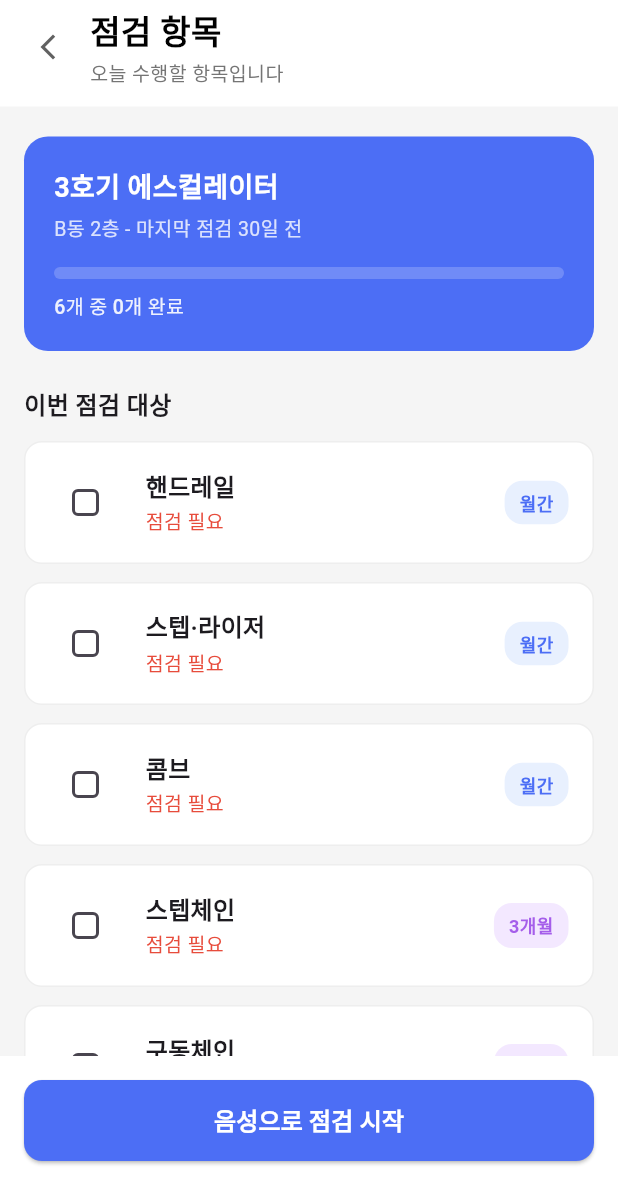
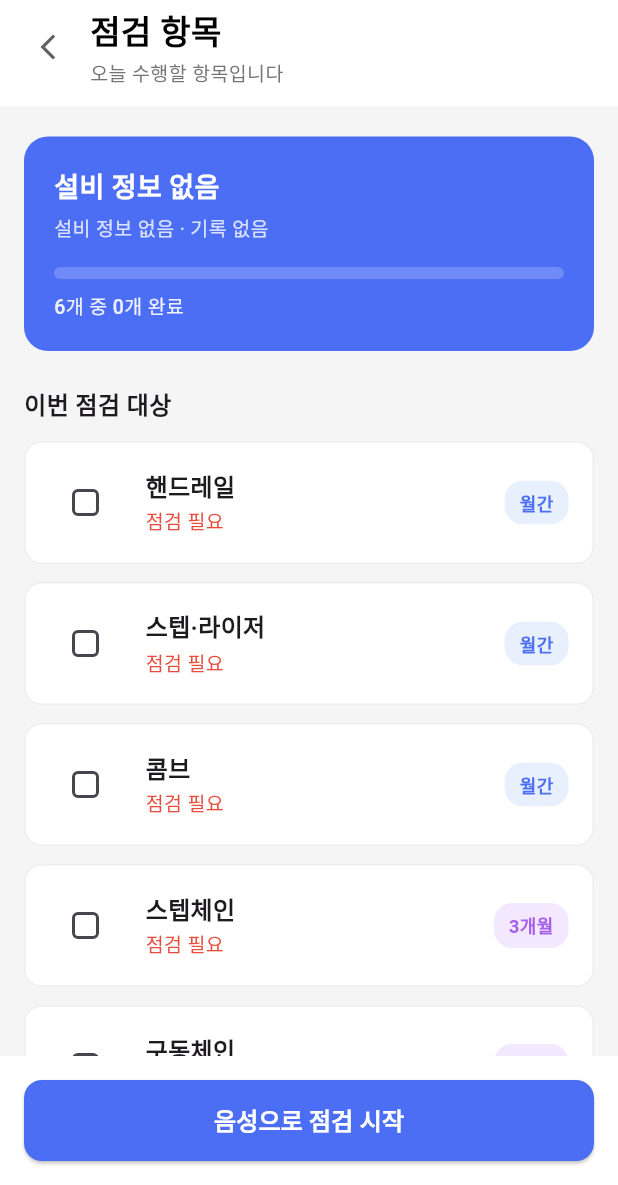
Before and after one commit to realNahyeonPark/escalator-inspection-assistant, a Flutter app: the InspectionScreen screen opened by its route, on a phone screen of 412 x 824 dp, the part 51-1236 px from its top. Run offline on Flutter 3.47's test engine with Material 3 defaults, Android fonts, the phone set to English and light mode, and no system bars; our stand-ins replace shared_preferences; accounts and stored records are empty.

Commit message:
feat: 헤더 통합

```diff
--- a/lib/screens/inspection_result_page.dart
+++ b/lib/screens/inspection_result_page.dart
@@ -11,7 +11,6 @@ class InspectionResultPage extends StatefulWidget {
 }
 
 class _InspectionResultPageState extends State<InspectionResultPage> {
-  // 데이터를 하나의 리스트로 관리하여 코드 중복을 싹 없앱니다!
   final List<Map<String, dynamic>> results = [
     {
       'title': '스텝체인',
@@ -27,7 +26,7 @@ class _InspectionResultPageState extends State<InspectionResultPage> {
     },
     {
       'title': '구동체인',
-      'status': null, // 아직 결과 없음
+      'status': null,
       'remarks': null,
       'speech': null,
     },
--- a/lib/screens/inspection_screen.dart
+++ b/lib/screens/inspection_screen.dart
@@ -1,7 +1,11 @@
 import 'package:flutter/material.dart';
+
 import '../models/inspection_item.dart';
+import '../models/equipment.dart';
+import '../controllers/equipment_repository.dart';
+import '../widgets/common_app_header.dart';
+import '../widgets/common_widgets.dart';
 import 'voice_inspection_screen.dart';
-import '../widgets/common_app_header.dart'; // 공통 헤더 임포트
 
 class InspectionScreen extends StatefulWidget {
   const InspectionScreen({super.key});
@@ -11,31 +15,148 @@ class InspectionScreen extends StatefulWidget {
 }
 
 class _InspectionScreenState extends State<InspectionScreen> {
-  // 처음 시작할 때 체크박스가 비어있도록(isChecked: false) 초기화
-  List<InspectionItem> inspectionItems = [
-    InspectionItem(id: '1', title: '핸드레일', description: '점검 필요', cycle: '월간', isChecked: false),
-    InspectionItem(id: '2', title: '스텝·라이저', description: '점검 필요', cycle: '월간', isChecked: false),
-    InspectionItem(id: '3', title: '콤브', description: '점검 필요', cycle: '월간', isChecked: false),
-    InspectionItem(id: '4', title: '스텝체인', description: '점검 필요', cycle: '3개월', isChecked: false),
-    InspectionItem(id: '5', title: '구동체인', description: '점검 필요', cycle: '3개월', isChecked: false),
-    InspectionItem(id: '6', title: '브레이크', description: '점검 필요', cycle: '3개월', isChecked: false),
+  final EquipmentRepository _repo = EquipmentRepository.instance;
+
+  String? _equipmentId;
+  Equipment? _equipment;
+  bool _routeArgumentsRead = false;
+
+  // 처음 시작할 때 체크박스를 모두 미완료 상태로 초기화
+  final List<InspectionItem> inspectionItems = [
+    InspectionItem(
+      id: '1',
+      title: '핸드레일',
+      description: '점검 필요',
+      cycle: '월간',
+      isChecked: false,
+    ),
+    InspectionItem(
+      id: '2',
+      title: '스텝·라이저',
+      description: '점검 필요',
+      cycle: '월간',
+      isChecked: false,
+    ),
+    InspectionItem(
+      id: '3',
+      title: '콤브',
+      description: '점검 필요',
+      cycle: '월간',
+      isChecked: false,
+    ),
+    InspectionItem(
+      id: '4',
+      title: '스텝체인',
+      description: '점검 필요',
+      cycle: '3개월',
+      isChecked: false,
+    ),
+    InspectionItem(
+      id: '5',
+      title: '구동체인',
+      description: '점검 필요',
+      cycle: '3개월',
+      isChecked: false,
+    ),
+    InspectionItem(
+      id: '6',
+      title: '브레이크',
+      description: '점검 필요',
+      cycle: '3개월',
+      isChecked: false,
+    ),
   ];
+
+  /// 라우트에서 전달받은 설비 ID로 실제 설비 정보를 조회
+  @override
+  void didChangeDependencies() {
+    super.didChangeDependencies();
+
+    if (_routeArgumentsRead) return;
+    _routeArgumentsRead = true;
+
+    final arguments = ModalRoute.of(context)?.settings.arguments;
+
+    if (arguments is String && arguments.isNotEmpty) {
+      _equipmentId = arguments;
+
+      // 저장소에 등록된 설비 중 전달받은 ID와 일치하는 설비 조회
+      final matches = _repo
+          .recentEquipments()
+          .where((equipment) => equipment.id == arguments);
+
+      if (matches.isNotEmpty) {
+        _equipment = matches.first;
+      }
+    }
+  }
+
+  /// 음성 점검 화면 열기
+  ///
+  /// 아직 완료하지 않은 항목 중 첫 번째 항목부터 점검
+  void _startVoiceInspection() {
+    final pendingItems =
+        inspectionItems.where((item) => !item.isChecked);
+
+    if (pendingItems.isEmpty) {
+      ScaffoldMessenger.of(context).showSnackBar(
+        const SnackBar(
+          content: Text('모든 점검 항목을 완료했어요.'),
+        ),
+      );
+      return;
+    }
+
+    final nextItem = pendingItems.first;
+
+    Navigator.push(
+      context,
+      MaterialPageRoute(
+        builder: (context) => VoiceInspectionScreen(
+          itemName: nextItem.title,
+        ),
+      ),
+    );
+  }
 
   @override
   Widget build(BuildContext context) {
-    int completedCount = inspectionItems.where((item) => item.isChecked).length;
-    int totalCount = inspectionItems.length;
+    final completedCount =
+        inspectionItems.where((item) => item.isChecked).length;
+    final totalCount = inspectionItems.length;
+
+    final equipment = _equipment;
+
+    // 실제 설비 위치 표시
+    final locationText = equipment == null
+        ? (_equipmentId == null
+            ? '설비 정보 없음'
+            : '설비 ID: $_equipmentId')
+        : (equipment.location.isEmpty
+            ? '위치 미입력'
+            : equipment.location);
+
+    // 저장소에 기록된 마지막 점검 정보 조회
+    final latest = _equipmentId == null
+        ? null
+        : _repo.latestOf(_equipmentId!);
+
+    final lastInspectionText = latest == null
+        ? '기록 없음'
+        : '마지막 점검 ${relativeDay(latest.date)}';
 
     return Scaffold(
       backgroundColor: const Color(0xfff5f5f5),
-      // 👈 공통 헤더 적용 (타이틀과 서브타이틀 지정)
+
+      // 기존 공통 헤더 유지
       appBar: const CommonAppHeader(
         title: '점검 항목',
         subtitle: '오늘 수행할 항목입니다',
       ),
+
       body: Column(
         children: [
-          // 설비 정보 카드 (스캔된 에스컬레이터 정보)
+          // 설비 정보 카드: 고정된 3호기 정보 대신 실제 정보 표시
           Padding(
             padding: const EdgeInsets.fromLTRB(16, 20, 16, 0),
             child: Container(
@@ -47,51 +168,95 @@ class _InspectionScreenState extends State<InspectionScreen> {
               child: Column(
                 crossAxisAlignment: CrossAxisAlignment.start,
                 children: [
-                  const Text('3호기 에스컬레이터', style: TextStyle(color: Colors.white, fontSize: 18, fontWeight: FontWeight.bold)),
+                  Text(
+                    equipment?.name ??
+                        (_equipmentId == null
+                            ? '설비 정보 없음'
+                            : '설비 ID: $_equipmentId'),
+                    style: const TextStyle(
+                      color: Colors.white,
+                      fontSize: 18,
+                      fontWeight: FontWeight.bold,
+                    ),
+                  ),
                   const SizedBox(height: 4),
-                  Text('B동 2층 - 마지막 점검 30일 전', style: TextStyle(color: Colors.white.withValues(alpha: 0.8), fontSize: 13)),
+                  Text(
+                    '$locationText · $lastInspectionText',
+                    style: TextStyle(
+                      color: Colors.white.withValues(alpha: 0.8),
+                      fontSize: 13,
+                    ),
+                  ),
                   const SizedBox(height: 16),
                   LinearProgressIndicator(
-                    value: totalCount > 0 ? completedCount / totalCount : 0,
-                    backgroundColor: Colors.white.withValues(alpha: 0.2),
-                    valueColor: const AlwaysStoppedAnimation<Color>(Colors.white),
+                    value: totalCount > 0
+                        ? completedCount / totalCount
+                        : 0,
+                    backgroundColor:
+                        Colors.white.withValues(alpha: 0.2),
+                    valueColor:
+                        const AlwaysStoppedAnimation<Color>(
+                      Colors.white,
+                    ),
                     minHeight: 8,
                     borderRadius: BorderRadius.circular(4),
                   ),
                   const SizedBox(height: 8),
-                  Text('$totalCount개 중 $completedCount개 완료', style: TextStyle(color: Colors.white.withValues(alpha: 0.9), fontSize: 13, fontWeight: FontWeight.w500)),
+                  Text(
+                    '$totalCount개 중 $completedCount개 완료',
+                    style: TextStyle(
+                      color: Colors.white.withValues(alpha: 0.9),
+                      fontSize: 13,
+                      fontWeight: FontWeight.w500,
+                    ),
+                  ),
                 ],
               ),
             ),
           ),
+
           const SizedBox(height: 24),
+
           const Padding(
             padding: EdgeInsets.symmetric(horizontal: 16.0),
             child: Align(
               alignment: Alignment.centerLeft,
-              child: Text('이번 점검 대상', style: TextStyle(fontSize: 16, fontWeight: FontWeight.bold)),
+              child: Text(
+                '이번 점검 대상',
+                style: TextStyle(
+                  fontSize: 16,
+                  fontWeight: FontWeight.bold,
+                ),
+              ),
             ),
           ),
+
           const SizedBox(height: 12),
-          // 리스트뷰
+
+          // 점검 항목 리스트
           Expanded(
             child: ListView.separated(
               padding: const EdgeInsets.symmetric(horizontal: 16),
               itemCount: inspectionItems.length,
-              separatorBuilder: (context, index) => const SizedBox(height: 12),
+              separatorBuilder: (context, index) =>
+                  const SizedBox(height: 12),
               itemBuilder: (context, index) {
                 final item = inspectionItems[index];
 
-                // 체크 여부에 따라 텍스트 동적 결정 (이상 없음 / 점검 필요)
-                final statusText = item.isChecked ? '이상 없음' : '점검 필요';
-                final statusColor = item.isChecked ? Colors.grey[600]! : const Color(0xffe74c3c);
+                final statusText =
+                    item.isChecked ? '이상 없음' : '점검 필요';
+                final statusColor = item.isChecked
+                    ? Colors.grey[600]!
+                    : const Color(0xffe74c3c);
 
                 return Container(
                   padding: const EdgeInsets.all(16),
                   decoration: BoxDecoration(
                     color: Colors.white,
                     borderRadius: BorderRadius.circular(12),
-                    border: Border.all(color: Colors.grey[200]!),
+                    border: Border.all(
+                      color: Colors.grey[200]!,
+                    ),
                   ),
                   child: Row(
                     children: [
@@ -99,41 +264,60 @@ class _InspectionScreenState extends State<InspectionScreen> {
                         value: item.isChecked,
                         onChanged: (val) {
                           setState(() {
-                            item.isChecked = val!;
+                            item.isChecked = val ?? false;
                           });
+
                           // TODO: 백엔드 상태 업데이트 연동
                         },
                         activeColor: const Color(0xff1aa179),
-                        shape: RoundedRectangleBorder(borderRadius: BorderRadius.circular(4)),
+                        shape: RoundedRectangleBorder(
+                          borderRadius: BorderRadius.circular(4),
+                        ),
                       ),
                       const SizedBox(width: 16),
                       Expanded(
                         child: Column(
-                          crossAxisAlignment: CrossAxisAlignment.start,
+                          crossAxisAlignment:
+                              CrossAxisAlignment.start,
                           children: [
-                            Text(item.title, style: const TextStyle(fontSize: 16, fontWeight: FontWeight.bold)),
+                            Text(
+                              item.title,
+                              style: const TextStyle(
+                                fontSize: 16,
+                                fontWeight: FontWeight.bold,
+                              ),
+                            ),
                             const SizedBox(height: 2),
                             Text(
-                              statusText, // 동적으로 바뀐 텍스트 출력
+                              statusText,
                               style: TextStyle(
                                 fontSize: 13,
-                                color: statusColor, // 체크되면 회색, 안 되면 빨간색
-                                fontWeight: item.isChecked ? FontWeight.normal : FontWeight.w500,
+                                color: statusColor,
+                                fontWeight: item.isChecked
+                                    ? FontWeight.normal
+                                    : FontWeight.w500,
                               ),
                             ),
                           ],
                         ),
                       ),
                       Container(
-                        padding: const EdgeInsets.symmetric(horizontal: 10, vertical: 6),
+                        padding: const EdgeInsets.symmetric(
+                          horizontal: 10,
+                          vertical: 6,
+                        ),
                         decoration: BoxDecoration(
-                          color: item.cycle == '월간' ? const Color(0xffe8f0fe) : const Color(0xfff3e8ff),
+                          color: item.cycle == '월간'
+                              ? const Color(0xffe8f0fe)
+                              : const Color(0xfff3e8ff),
                           borderRadius: BorderRadius.circular(12),
                         ),
                         child: Text(
                           item.cycle,
                           style: TextStyle(
-                            color: item.cycle == '월간' ? const Color(0xff4c6ef5) : const Color(0xffa55eea),
+                            color: item.cycle == '월간'
+                                ? const Color(0xff4c6ef5)
+                                : const Color(0xffa55eea),
                             fontSize: 12,
                             fontWeight: FontWeight.bold,
                           ),
@@ -145,27 +329,29 @@ class _InspectionScreenState extends State<InspectionScreen> {
               },
             ),
           ),
+
           // 하단 음성 점검 시작 버튼
           Container(
             padding: const EdgeInsets.all(16),
             color: Colors.white,
             width: double.infinity,
             child: ElevatedButton(
-              onPressed: () {
-                Navigator.push(
-                  context,
-                  MaterialPageRoute(
-                    builder: (context) => const VoiceInspectionScreen(itemName: '스텝체인'),
-                  ),
-                );
-              },
+              onPressed: _startVoiceInspection,
               style: ElevatedButton.styleFrom(
                 backgroundColor: const Color(0xff4c6ef5),
                 foregroundColor: Colors.white,
                 minimumSize: const Size(double.infinity, 54),
-                shape: RoundedRectangleBorder(borderRadius: BorderRadius.circular(12)),
+                shape: RoundedRectangleBorder(
+                  borderRadius: BorderRadius.circular(12),
+                ),
               ),
-              child: const Text('음성으로 점검 시작', style: TextStyle(fontSize: 16, fontWeight: FontWeight.bold)),
+              child: const Text(
+                '음성으로 점검 시작',
+                style: TextStyle(
+                  fontSize: 16,
+                  fontWeight: FontWeight.bold,
+                ),
+              ),
             ),
           ),
         ],
--- a/lib/widgets/common_app_header.dart
+++ b/lib/widgets/common_app_header.dart
@@ -1,11 +1,14 @@
+
 import 'package:flutter/material.dart';
 import 'offline_badge.dart';
 
-class CommonAppHeader extends StatelessWidget implements PreferredSizeWidget {
+class CommonAppHeader extends StatelessWidget
+    implements PreferredSizeWidget {
   final String title;
   final String subtitle;
   final VoidCallback? onBackPressed;
   final bool showOfflineBadge;
+  final bool showBackButton;
 
   const CommonAppHeader({
     super.key,
@@ -13,6 +16,7 @@ class CommonAppHeader extends StatelessWidget implements PreferredSizeWidget {
     required this.subtitle,
     this.onBackPressed,
     this.showOfflineBadge = true,
+    this.showBackButton = true,
   });
 
   @override
@@ -24,7 +28,6 @@ class CommonAppHeader extends StatelessWidget implements PreferredSizeWidget {
         crossAxisAlignment: CrossAxisAlignment.start,
         mainAxisSize: MainAxisSize.min,
         children: [
-          // 오프라인 배지 (오른쪽 정렬)
           if (showOfflineBadge) ...[
             const Row(
               mainAxisAlignment: MainAxisAlignment.end,
@@ -34,15 +37,26 @@ class CommonAppHeader extends StatelessWidget implements PreferredSizeWidget {
             ),
             const SizedBox(height: 4),
           ],
-          // 뒤로가기 버튼 + 타이틀 & 서브타이틀
           Row(
             children: [
+              if (showBackButton) ...[
                 IconButton(
-                onPressed: onBackPressed ?? () => Navigator.pop(context),
-                icon: Icon(Icons.arrow_back_ios_new, color: Colors.grey[700], size: 20),
+                  onPressed: onBackPressed ??
+                      () {
+                        if (Navigator.canPop(context)) {
+                          Navigator.pop(context);
+                        }
+                      },
+                  icon: Icon(
+                    Icons.arrow_back_ios_new,
+                    color: Colors.grey[700],
+                    size: 20,
+                  ),
                 ),
                 const SizedBox(width: 4),
-              Column(
+              ],
+              Expanded(
+                child: Column(
                   crossAxisAlignment: CrossAxisAlignment.start,
                   children: [
                     Text(
@@ -63,6 +77,7 @@ class CommonAppHeader extends StatelessWidget implements PreferredSizeWidget {
                     ),
                   ],
                 ),
+              ),
             ],
           ),
         ],
--- a/lib/widgets/common_widgets.dart
+++ b/lib/widgets/common_widgets.dart
@@ -77,7 +77,7 @@ class PageHeader extends StatelessWidget {
               ],
             ),
           ),
-          if (trailing != null) trailing!,
+          ?trailing,
         ],
       ),
     );
@@ -409,7 +409,7 @@ class EquipmentTile extends StatelessWidget {
               ],
             ),
           ),
-          if (trailing != null) trailing!,
+          ?trailing,
         ],
       ),
     );
--- a/lib/widgets/equipment_sheet.dart
+++ b/lib/widgets/equipment_sheet.dart
@@ -310,7 +310,7 @@ class _InfoBox extends StatelessWidget {
       width: double.infinity,
       padding: const EdgeInsets.all(12),
       decoration: BoxDecoration(
-        color: color.withOpacity(0.08),
+        color: color.withValues(alpha: 0.08),
         borderRadius: BorderRadius.circular(12),
       ),
       child: Row(
```
Also changed, not shown: lib/screens/home_screen.dart (+7 -4 lines), lib/screens/scan_screen.dart (+168 -54 lines), 3 other files. Lines whose indentation alone changed are shown as unchanged.
